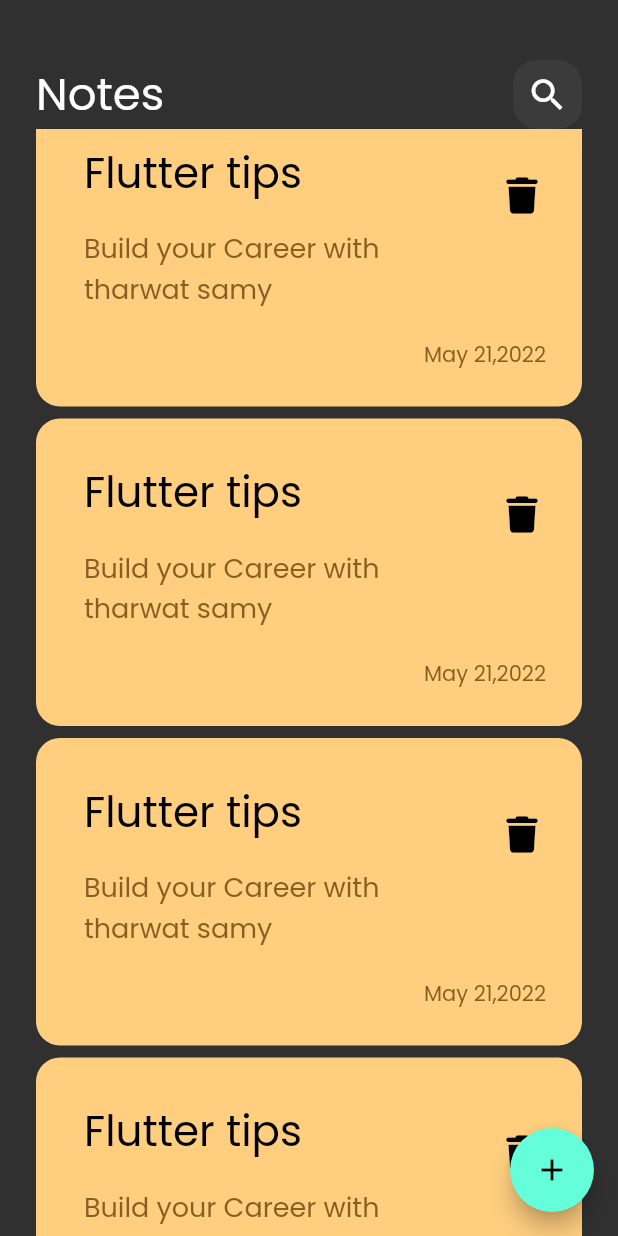
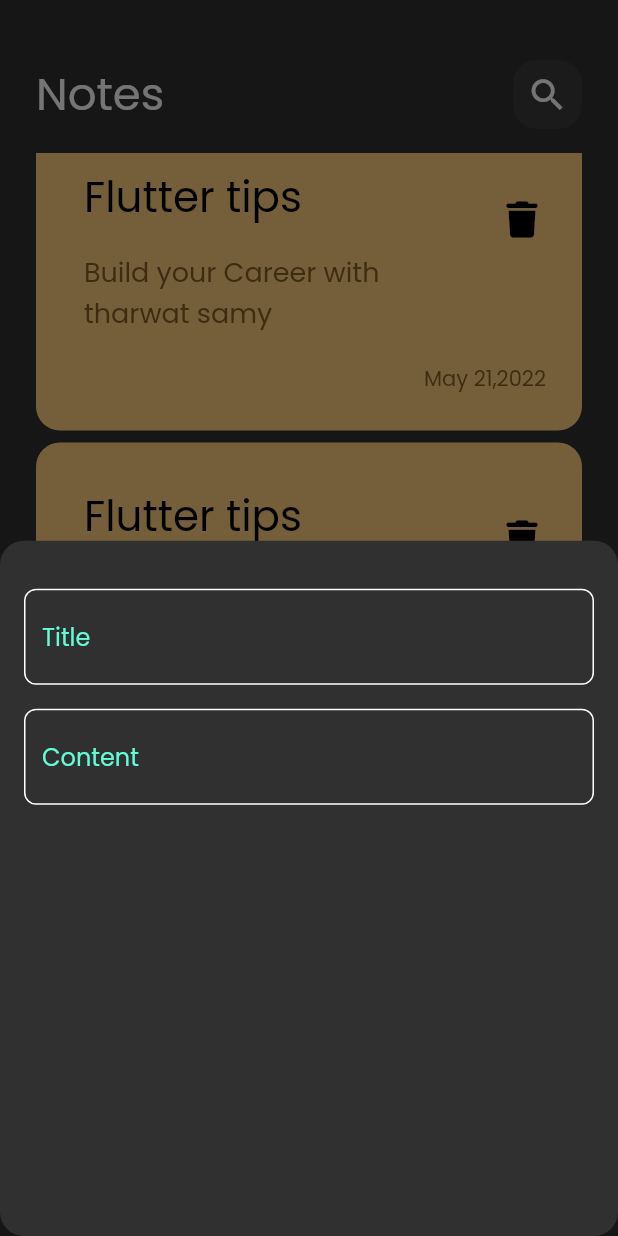
Before and after one commit to yousefmontash/notes_app, a Flutter app: the screen it shows after launch, scrolled down 1728 dp, after a tap on the "add" icon, on a phone screen of 412 x 824 dp. Run offline on Flutter 3.47's test engine with Material 2 defaults, Android fonts, the phone set to English and light mode, and no system bars; our stand-ins replace font_awesome_flutter.

Commit message:
creating bottom sheet and custom field

```diff
--- /dev/null
+++ b/lib/constants.dart
@@ -0,0 +1,3 @@
+import 'package:flutter/material.dart';
+
+const Color kPrimaryColor = Color(0xff62FCD7);
--- a/lib/views/notes_view.dart
+++ b/lib/views/notes_view.dart
@@ -1,6 +1,7 @@
 import 'package:flutter/material.dart';
 import 'package:flutter/src/widgets/framework.dart';
 import 'package:flutter/src/widgets/placeholder.dart';
+import 'package:notes_app/widgets/add_note_bottom_sheet.dart';
 import 'package:notes_app/widgets/notes_view_body.dart';
 
 class NotesView extends StatelessWidget {
@@ -10,7 +11,17 @@ class NotesView extends StatelessWidget {
   Widget build(BuildContext context) {
     return Scaffold(
       floatingActionButton: FloatingActionButton(
-        onPressed: () {},
+        onPressed: () {
+          showModalBottomSheet(
+            context: context,
+            builder: (context) {
+              return const AddNoteBottomSheet();
+            },
+            shape: RoundedRectangleBorder(
+              borderRadius: BorderRadius.circular(16),
+            ),
+          );
+        },
         child: const Icon(Icons.add),
       ),
       body: const NotesViewBody(),
--- /dev/null
+++ b/lib/widgets/add_note_bottom_sheet.dart
@@ -0,0 +1,31 @@
+import 'package:flutter/material.dart';
+import 'package:flutter/src/widgets/framework.dart';
+import 'package:flutter/src/widgets/placeholder.dart';
+import 'package:notes_app/widgets/custom_text_field.dart';
+
+class AddNoteBottomSheet extends StatelessWidget {
+  const AddNoteBottomSheet({super.key});
+
+  @override
+  Widget build(BuildContext context) {
+    return Padding(
+      padding: const EdgeInsets.all(16),
+      child: Column(
+        children: const [
+          SizedBox(
+            height: 16,
+          ),
+          CustomTextField(
+            hint: "Title",
+          ),
+          SizedBox(
+            height: 16,
+          ),
+          CustomTextField(
+            hint: "Content",
+          ),
+        ],
+      ),
+    );
+  }
+}
--- /dev/null
+++ b/lib/widgets/custom_text_field.dart
@@ -0,0 +1,28 @@
+import 'package:flutter/material.dart';
+import 'package:flutter/src/widgets/framework.dart';
+import 'package:flutter/src/widgets/placeholder.dart';
+import 'package:notes_app/constants.dart';
+
+class CustomTextField extends StatelessWidget {
+  const CustomTextField({super.key, this.hint});
+  final String? hint;
+  @override
+  Widget build(BuildContext context) {
+    return TextField(
+      decoration: InputDecoration(
+        hintText: hint,
+        hintStyle: TextStyle(color: kPrimaryColor),
+        border: textFieldBorder(),
+        enabledBorder: textFieldBorder(),
+        focusedBorder: textFieldBorder(color: kPrimaryColor),
+      ),
+    );
+  }
+
+  OutlineInputBorder textFieldBorder({Color? color}) {
+    return OutlineInputBorder(
+      borderRadius: BorderRadius.circular(8),
+      borderSide: BorderSide(color: color ?? Colors.white),
+    );
+  }
+}
--- a/lib/widgets/notes_list_view.dart
+++ b/lib/widgets/notes_list_view.dart
@@ -8,13 +8,17 @@ class NotesListView extends StatelessWidget {
 
   @override
   Widget build(BuildContext context) {
-    return ListView.builder(
-      itemBuilder: (context, index) {
-        return Padding(
-          padding: const EdgeInsets.symmetric(vertical: 4),
-          child: CustomNotesItem(),
-        );
-      },
+    return Padding(
+      padding: const EdgeInsets.symmetric(vertical: 16),
+      child: ListView.builder(
+        padding: EdgeInsets.zero,
+        itemBuilder: (context, index) {
+          return const Padding(
+            padding: EdgeInsets.symmetric(vertical: 4),
+            child: CustomNotesItem(),
+          );
+        },
+      ),
     );
   }
 }
```
